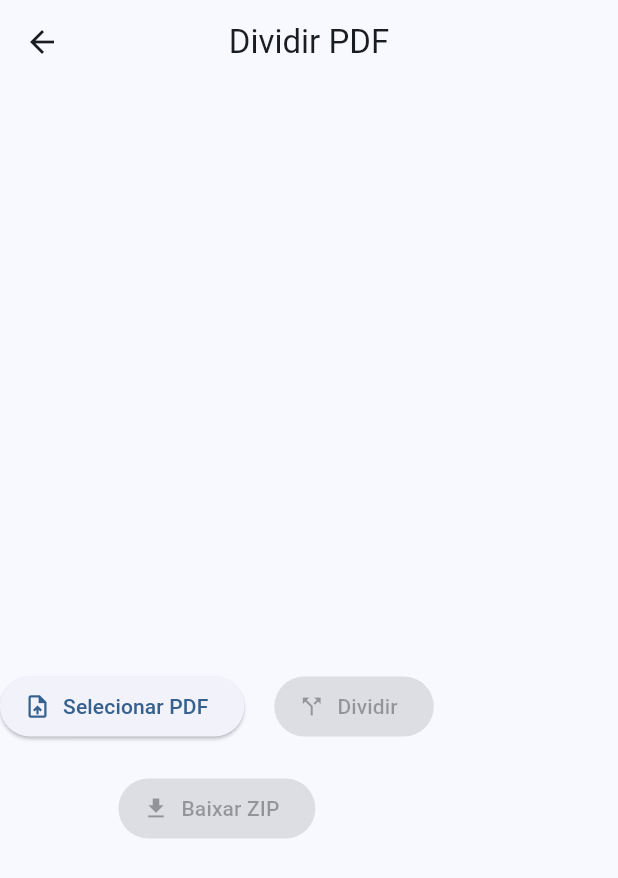
After one commit to Brunopvh/web_pdf, a Flutter app: the SplitPdfsPage screen opened by its route, after a tap on "Selecionar PDF", on a phone screen of 412 x 824 dp. The commit adds this screen. Shown: the top 878 px of the screen. Run offline on Flutter 3.47's test engine with Material 3 defaults, Android fonts, the light colour scheme and no system bars; our stand-ins replace file_picker; missing offline and left inert: dart:html.

Commit message:
implementar a opção de dividir pdfs

```diff
--- a/lib/main.dart
+++ b/lib/main.dart
@@ -1,6 +1,7 @@
 import 'package:flutter/material.dart';
 import 'package:web_pdf/pages/home_page.dart';
 import 'package:web_pdf/pages/juntar_pdf.dart';
+import 'package:web_pdf/pages/dividir_pdf.dart';
 
 void main() {
   runApp(const MyApp());
@@ -18,7 +19,10 @@ class MyApp extends StatelessWidget {
         useMaterial3: true,
       ),
       home: const HomePage(),
-      routes: {'/joinPdfs': (context) => const JoinPdfsPage()},
+      routes: {
+          '/joinPdfs': (context) => const JoinPdfsPage(),
+          '/splitPdfs': (context) => const SplitPdfsPage(),
+        },
     );
   }
 }
--- /dev/null
+++ b/lib/pages/dividir_pdf.dart
@@ -0,0 +1,201 @@
+import 'dart:html' as html; // só funciona na Web
+import 'package:flutter/material.dart';
+import 'package:file_picker/file_picker.dart';
+import 'package:http/http.dart' as http;
+
+final String BACKEND_URL = "http://127.0.0.1:5000/uploads/pdfs";
+
+class SplitPdfsPage extends StatefulWidget {
+  const SplitPdfsPage({super.key});
+
+  @override
+  State<SplitPdfsPage> createState() => _SplitPdfsPageState();
+}
+
+class _SplitPdfsPageState extends State<SplitPdfsPage> {
+  PlatformFile? selectedFile;
+  double progress = 0.0;
+  bool isProcessing = false;
+  bool canDownload = false;
+  bool fileReady = false;
+  String? downloadUrl;
+
+  Future<void> _pickFile() async {
+    setState(() {
+      progress = 0.0;
+      isProcessing = false;
+      canDownload = false;
+      downloadUrl = null;
+      fileReady = false;
+    });
+
+    final result = await FilePicker.platform.pickFiles(
+      type: FileType.custom,
+      allowedExtensions: ['pdf'],
+      allowMultiple: false, // apenas 1 PDF
+      withData: true,
+    );
+
+    if (result != null && result.files.single.bytes != null) {
+      setState(() {
+        selectedFile = result.files.single;
+        fileReady = true;
+      });
+    }
+  }
+
+  Future<void> _processFile() async {
+    if (!fileReady || selectedFile?.bytes == null) return;
+
+    setState(() {
+      progress = 0.0;
+      isProcessing = true;
+      canDownload = false;
+    });
+
+    var uri = Uri.parse("$BACKEND_URL/split");
+    var request = http.MultipartRequest('POST', uri);
+
+    request.files.add(
+      http.MultipartFile.fromBytes(
+        'files',
+        selectedFile!.bytes!,
+        filename: selectedFile!.name,
+      ),
+    );
+
+    var streamedResponse = await request.send();
+
+    if (streamedResponse.statusCode == 200) {
+      var bytes = await streamedResponse.stream.toBytes();
+
+      // Criar URL temporária para download
+      final blob = html.Blob([bytes]);
+      final url = html.Url.createObjectUrlFromBlob(blob);
+
+      setState(() {
+        isProcessing = false;
+        canDownload = true;
+        downloadUrl = url;
+        progress = 1.0;
+      });
+    } else {
+      setState(() {
+        isProcessing = false;
+        progress = 0.0;
+      });
+      ScaffoldMessenger.of(context).showSnackBar(
+        SnackBar(
+          content: Text(
+            "Erro no processamento: ${streamedResponse.statusCode}",
+          ),
+        ),
+      );
+    }
+  }
+
+  Future<void> _downloadFile() async {
+    if (downloadUrl == null) return;
+
+    setState(() {
+      progress = 0.0;
+      isProcessing = true;
+    });
+
+    for (int i = 1; i <= 15; i++) {
+      await Future.delayed(const Duration(milliseconds: 80));
+      setState(() {
+        progress = i / 15;
+      });
+    }
+
+    final anchor = html.AnchorElement(href: downloadUrl)
+      ..setAttribute("download", "paginas_divididas.zip")
+      ..click();
+
+    setState(() {
+      isProcessing = false;
+      progress = 1.0;
+    });
+
+    ScaffoldMessenger.of(
+      context,
+    ).showSnackBar(const SnackBar(content: Text("Download concluído!")));
+  }
+
+  @override
+  Widget build(BuildContext context) {
+    return Scaffold(
+      appBar: AppBar(title: const Text("Dividir PDF"), centerTitle: true),
+      body: Column(
+        mainAxisAlignment: MainAxisAlignment.center,
+        children: [
+          // Barra de progresso circular
+          Padding(
+            padding: const EdgeInsets.all(20),
+            child: SizedBox(
+              height: 90,
+              width: 90,
+              child: Stack(
+                fit: StackFit.expand,
+                children: [
+                  CircularProgressIndicator(
+                    value: isProcessing ? null : progress,
+                    strokeWidth: 8,
+                  ),
+                  Center(
+                    child: Text(
+                      (!isProcessing && progress > 0)
+                          ? "${(progress * 100).toInt()}%"
+                          : "",
+                      style: const TextStyle(fontWeight: FontWeight.bold),
+                    ),
+                  ),
+                ],
+              ),
+            ),
+          ),
+
+          const SizedBox(height: 30),
+
+          Wrap(
+            spacing: 20,
+            runSpacing: 20,
+            alignment: WrapAlignment.center,
+            children: [
+              ElevatedButton.icon(
+                onPressed: _pickFile,
+                icon: const Icon(Icons.upload_file),
+                label: const Text("Selecionar PDF"),
+              ),
+              ElevatedButton.icon(
+                onPressed: fileReady && !isProcessing ? _processFile : null,
+                icon: const Icon(Icons.call_split),
+                label: const Text("Dividir"),
+              ),
+              ElevatedButton.icon(
+                onPressed: canDownload ? _downloadFile : null,
+                icon: const Icon(Icons.download),
+                label: const Text("Baixar ZIP"),
+              ),
+            ],
+          ),
+
+          const SizedBox(height: 30),
+
+          if (selectedFile != null)
+            Padding(
+              padding: const EdgeInsets.all(10),
+              child: ListTile(
+                leading: const Icon(Icons.picture_as_pdf),
+                title: Text(
+                  selectedFile!.name,
+                  overflow: TextOverflow.ellipsis,
+                ),
+              ),
+            ),
+        ],
+      ),
+    );
+  }
+}
--- a/lib/pages/home_page.dart
+++ b/lib/pages/home_page.dart
@@ -39,6 +39,8 @@ class HomePage extends StatelessWidget {
               onPressed: () {
                 if (option == "Juntar PDFs") {
                   Navigator.pushNamed(context, '/joinPdfs');
+                } else if (option == "Dividir PDFs") {
+                  Navigator.pushNamed(context, '/splitPdfs');
                 }
                 // As outras opções ficam sem ação por enquanto
               },
```
Also changed, not shown: 1 other file.
